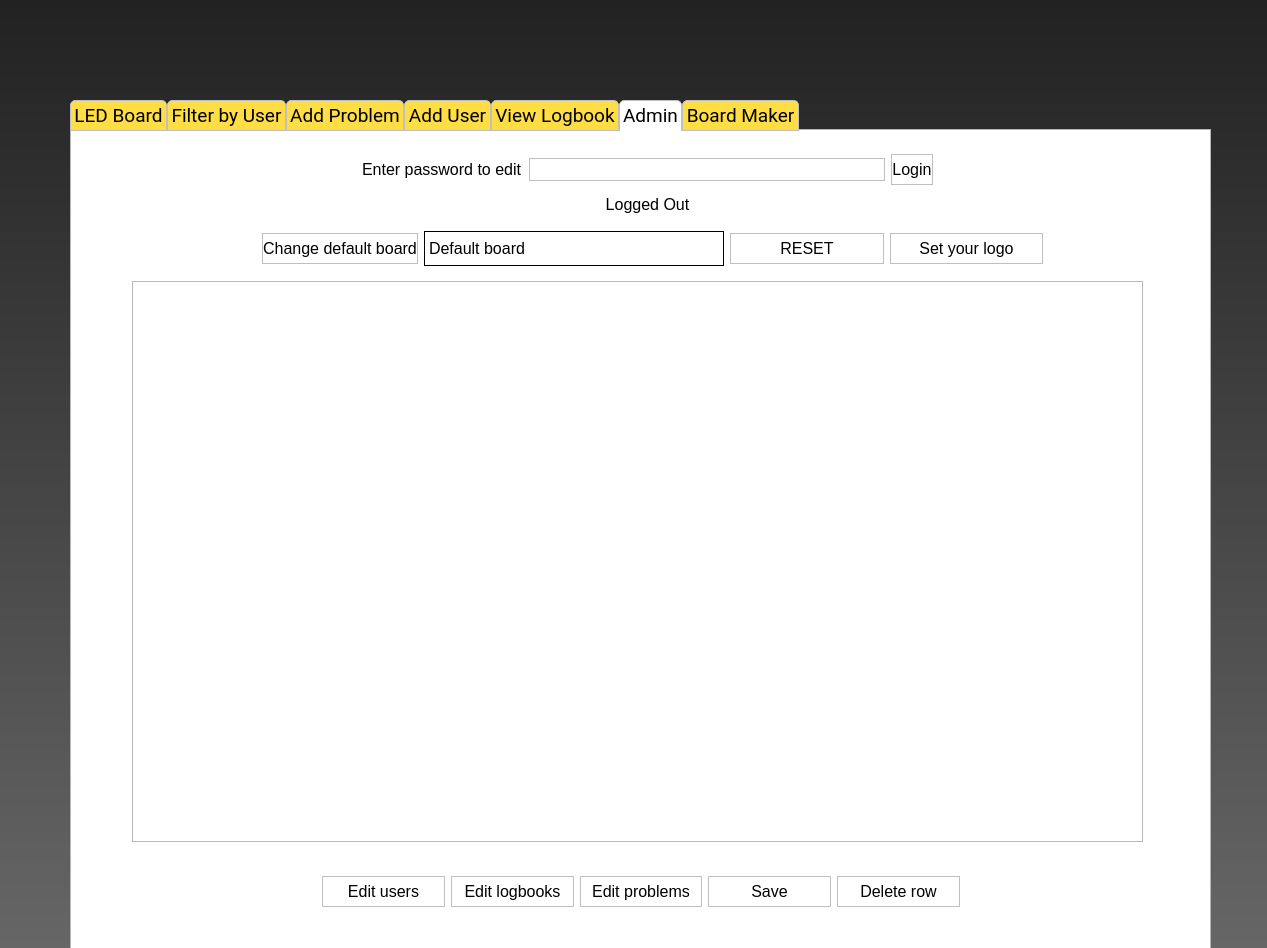
The window that DiscoBoard.ui (highrepute/LEDBoard) describes before a commit, drawn with Qt 5.
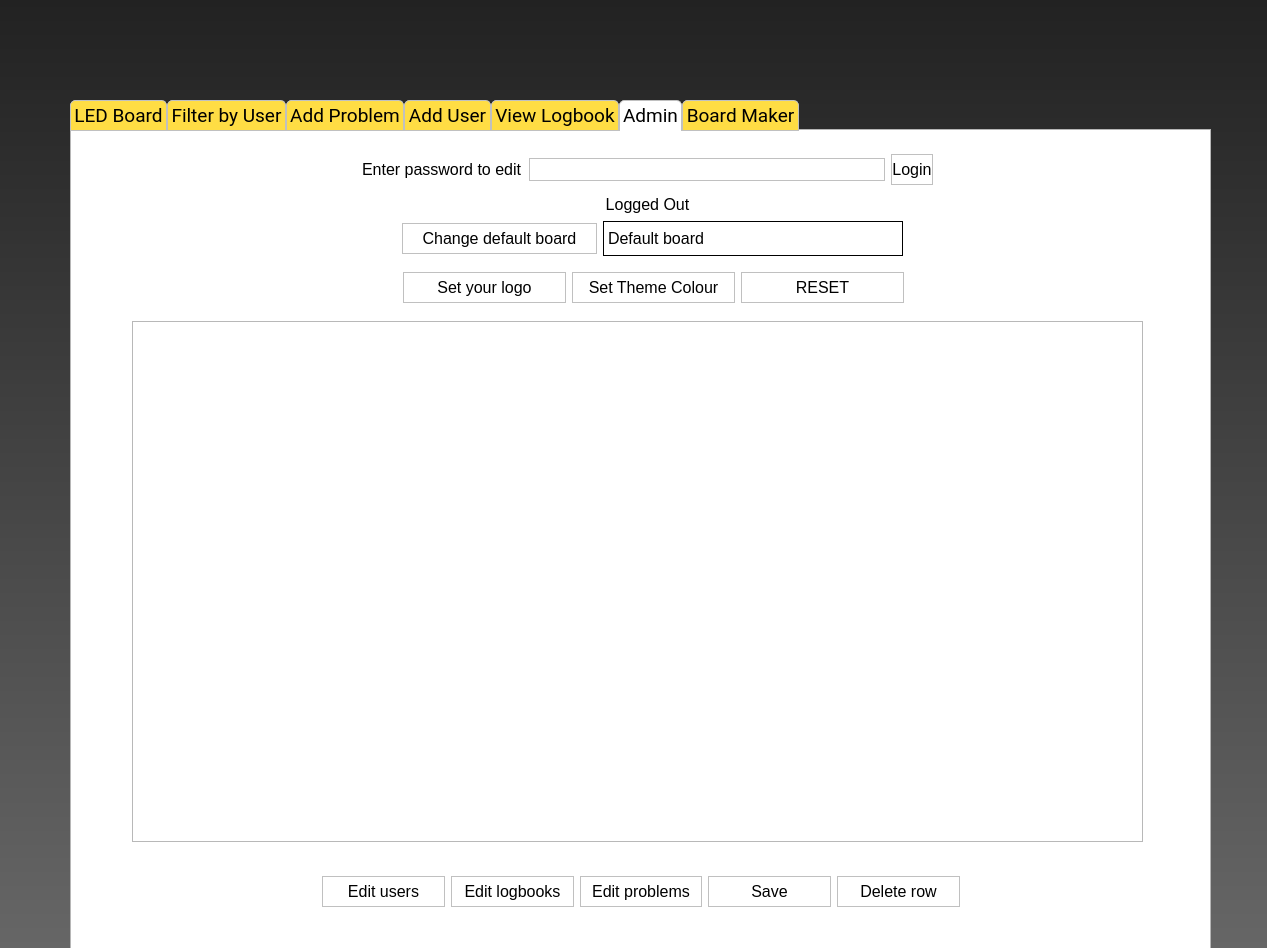
The same window after the commit. The open tabs and pages were chosen to show the change.

Commit message: Added- user can set own theme colour

```diff
--- a/DiscoBoard.ui
+++ b/DiscoBoard.ui
@@ -2200,9 +2200,9 @@
       <property name="geometry">
        <rect>
         <x>10</x>
-        <y>140</y>
+        <y>180</y>
         <width>1011</width>
-        <height>561</height>
+        <height>521</height>
        </rect>
       </property>
       <property name="font">
@@ -2327,9 +2327,9 @@
      <widget class="QWidget" name="layoutWidget">
       <property name="geometry">
        <rect>
-        <x>140</x>
-        <y>90</y>
-        <width>781</width>
+        <x>280</x>
+        <y>80</y>
+        <width>501</width>
         <height>35</height>
        </rect>
       </property>
@@ -2376,48 +2376,6 @@
          </property>
         </widget>
        </item>
-       <item>
-        <widget class="QPushButton" name="pbReset_2">
-         <property name="minimumSize">
-          <size>
-           <width>0</width>
-           <height>31</height>
-          </size>
-         </property>
-         <property name="font">
-          <font>
-           <pointsize>12</pointsize>
-          </font>
-         </property>
-         <property name="toolTip">
-          <string>Reset the board to load the new .brd file</string>
-         </property>
-         <property name="text">
-          <string>RESET</string>
-         </property>
-        </widget>
-       </item>
-       <item>
-        <widget class="QPushButton" name="pbSetWallLogo">
-         <property name="minimumSize">
-          <size>
-           <width>0</width>
-           <height>31</height>
-          </size>
-         </property>
-         <property name="font">
-          <font>
-           <pointsize>12</pointsize>
-          </font>
-         </property>
-         <property name="toolTip">
-          <string>Change the logo in the top right of the screen</string>
-         </property>
-         <property name="text">
-          <string>Set your logo</string>
-         </property>
-        </widget>
-       </item>
       </layout>
      </widget>
      <widget class="QWidget" name="layoutWidget">
@@ -2537,6 +2495,81 @@
        </item>
       </layout>
      </widget>
+     <widget class="QWidget" name="">
+      <property name="geometry">
+       <rect>
+        <x>281</x>
+        <y>130</y>
+        <width>501</width>
+        <height>33</height>
+       </rect>
+      </property>
+      <layout class="QHBoxLayout" name="horizontalLayout_5">
+       <item>
+        <widget class="QPushButton" name="pbSetWallLogo">
+         <property name="minimumSize">
+          <size>
+           <width>0</width>
+           <height>31</height>
+          </size>
+         </property>
+         <property name="font">
+          <font>
+           <pointsize>12</pointsize>
+          </font>
+         </property>
+         <property name="toolTip">
+          <string>Change the logo in the top right of the screen</string>
+         </property>
+         <property name="text">
+          <string>Set your logo</string>
+         </property>
+        </widget>
+       </item>
+       <item>
+        <widget class="QPushButton" name="pbSetThemeColour">
+         <property name="minimumSize">
+          <size>
+           <width>0</width>
+           <height>31</height>
+          </size>
+         </property>
+         <property name="font">
+          <font>
+           <pointsize>12</pointsize>
+          </font>
+         </property>
+         <property name="toolTip">
+          <string>Change the logo in the top right of the screen</string>
+         </property>
+         <property name="text">
+          <string>Set Theme Colour</string>
+         </property>
+        </widget>
+       </item>
+       <item>
+        <widget class="QPushButton" name="pbReset_2">
+         <property name="minimumSize">
+          <size>
+           <width>0</width>
+           <height>31</height>
+          </size>
+         </property>
+         <property name="font">
+          <font>
+           <pointsize>12</pointsize>
+          </font>
+         </property>
+         <property name="toolTip">
+          <string>Reset the board to load the new .brd file</string>
+         </property>
+         <property name="text">
+          <string>RESET</string>
+         </property>
+        </widget>
+       </item>
+      </layout>
+     </widget>
     </widget>
    </widget>
    <widget class="QWidget" name="tab_7">
```
Left out of the diff: 31 changed lines with no effect on the pictures. The commit also changes 3 other files.
